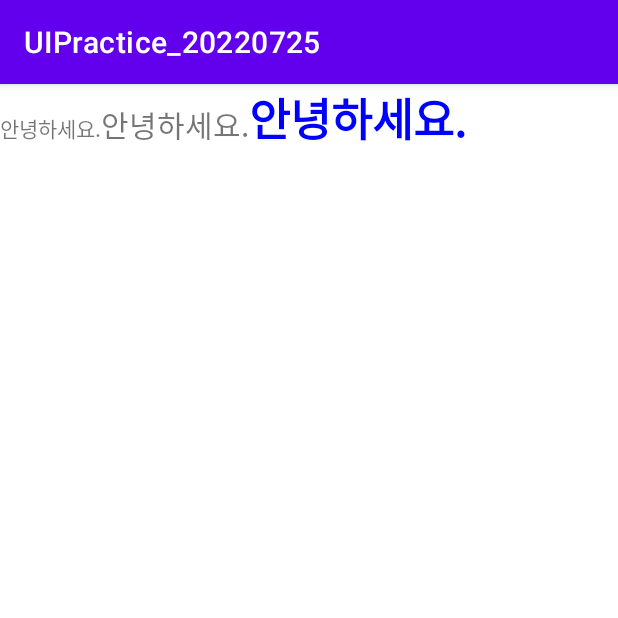
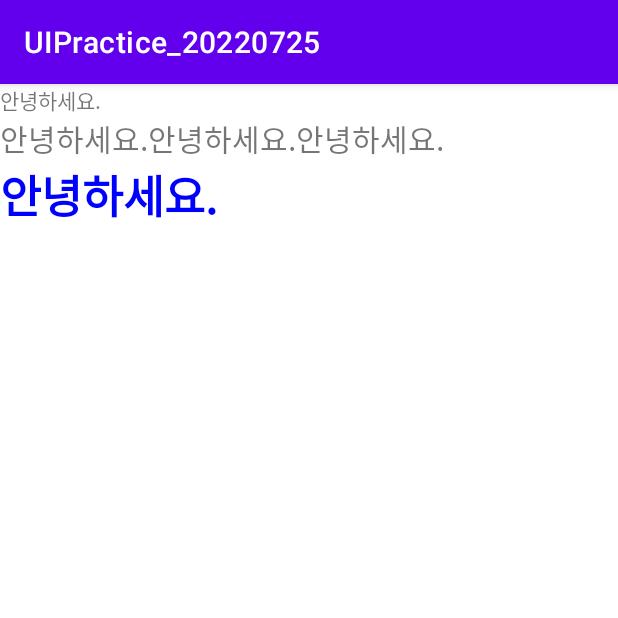
Before and after one commit to KoPoine/UIPractice_20220725, an Android app: the screen it shows after launch (MainActivity), on a phone screen of 412 x 824 dp, the top half of it. Run offline under Robolectric (Android 15) with nearby library versions, the phone set to English and light mode, and no system bars.

Commit message:
2. LinearLayout 속성 실습

```diff
--- a/app/build.gradle
+++ b/app/build.gradle
@@ -37,6 +37,8 @@ dependencies {
     implementation 'androidx.appcompat:appcompat:1.3.0'
     implementation 'com.google.android.material:material:1.4.0'
     implementation 'androidx.constraintlayout:constraintlayout:2.0.4'
+    implementation 'com.android.support:appcompat-v7:28.0.0'
+    implementation 'com.android.support.constraint:constraint-layout:2.0.4'
     testImplementation 'junit:junit:4.13.2'
     androidTestImplementation 'androidx.test.ext:junit:1.1.3'
     androidTestImplementation 'androidx.test.espresso:espresso-core:3.4.0'
--- a/app/src/main/AndroidManifest.xml
+++ b/app/src/main/AndroidManifest.xml
@@ -14,6 +14,9 @@
         android:theme="@style/Theme.UIPractice_20220725"
         tools:targetApi="31">
         <activity
+            android:name=".MainActivity2"
+            android:exported="false" />
+        <activity
             android:name=".MainActivity"
             android:exported="true">
             <intent-filter>
--- a/app/src/main/res/layout/activity_main.xml
+++ b/app/src/main/res/layout/activity_main.xml
@@ -1,29 +1,48 @@
 <?xml version="1.0" encoding="utf-8"?>
-<LinearLayout
-    xmlns:android="http://schemas.android.com/apk/res/android"
+<LinearLayout xmlns:android="http://schemas.android.com/apk/res/android"
     xmlns:app="http://schemas.android.com/apk/res-auto"
     xmlns:tools="http://schemas.android.com/tools"
     android:layout_width="match_parent"
     android:layout_height="match_parent"
+    android:orientation="vertical"
     tools:context=".MainActivity">
 
     <TextView
         android:layout_width="wrap_content"
         android:layout_height="wrap_content"
-        android:text="안녕하세요."/>
+        android:text="안녕하세요." />
+
+    <LinearLayout
+        android:layout_width="match_parent"
+        android:layout_height="wrap_content"
+        android:orientation="horizontal">
+
+        <TextView
+            android:layout_width="wrap_content"
+            android:layout_height="wrap_content"
+            android:text="안녕하세요."
+            android:textSize="20sp" />
+
+        <TextView
+            android:layout_width="wrap_content"
+            android:layout_height="wrap_content"
+            android:text="안녕하세요."
+            android:textSize="20sp" />
+
+        <TextView
+            android:layout_width="wrap_content"
+            android:layout_height="wrap_content"
+            android:text="안녕하세요."
+            android:textSize="20sp" />
+
+    </LinearLayout>
 
     <TextView
         android:layout_width="wrap_content"
         android:layout_height="wrap_content"
         android:text="안녕하세요."
-        android:textSize="20sp"/>
-
-    <TextView
-        android:layout_width="wrap_content"
-        android:layout_height="wrap_content"
-        android:text="안녕하세요."
+        android:textColor="#0000ff"
         android:textSize="30sp"
-        android:textColor="#0000ff"
-        android:textStyle="bold"/>
+        android:textStyle="bold" />
 
 </LinearLayout>
```
